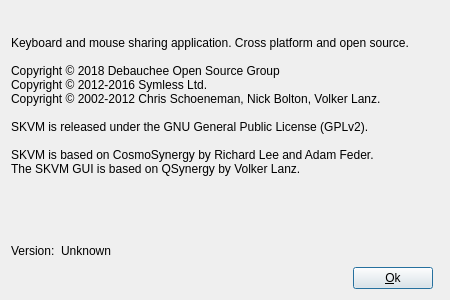
Before: the Qt Designer form src/gui/src/AboutDialogBase.ui in SergeyGadzhilov/SKVM, drawn with Qt 5.
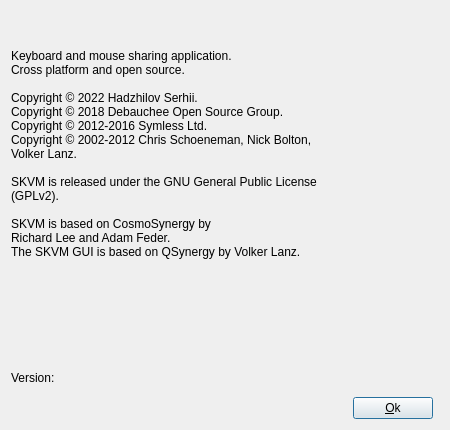
After: the same form once the commit is applied. Icons and pictures are not drawn.

Commit message:
Fixed #29: Update about screen (#31)
* Update about dialog

* Set font based on OS

* Remove unnecessary points setting

* Restore comma

* Change if defined to ifndef

* Remove ifndef for linux

* Set fixed point size

* Revert "Set fixed point size"

This reverts commit e4128428f66cb6f03b517c9400a307ffc840ae03.

* Update AboutDialogBase.ui

The edit to the form file:
```diff
--- a/src/gui/src/AboutDialogBase.ui
+++ b/src/gui/src/AboutDialogBase.ui
@@ -13,7 +13,7 @@
     <x>0</x>
     <y>0</y>
     <width>450</width>
-    <height>300</height>
+    <height>430</height>
    </rect>
   </property>
   <property name="sizePolicy">
@@ -25,13 +25,13 @@
   <property name="minimumSize">
    <size>
     <width>450</width>
-    <height>300</height>
+    <height>430</height>
    </size>
   </property>
   <property name="maximumSize">
    <size>
     <width>450</width>
-    <height>300</height>
+    <height>400</height>
    </size>
   </property>
   <property name="windowTitle">
@@ -51,12 +51,15 @@
      </property>
      <property name="text">
       <string>&lt;p&gt;
-Keyboard and mouse sharing application. Cross platform and open source.&lt;br /&gt;&lt;br /&gt;
-Copyright © 2018 Debauchee Open Source Group&lt;br /&gt;
+Keyboard and mouse sharing application. &lt;br /&gt;
+Cross platform and open source.&lt;br /&gt;&lt;br /&gt;
+Copyright © 2022 Hadzhilov Serhii.&lt;br /&gt;
+Copyright © 2018 Debauchee Open Source Group.&lt;br /&gt;
 Copyright © 2012-2016 Symless Ltd.&lt;br /&gt;
-Copyright © 2002-2012 Chris Schoeneman, Nick Bolton, Volker Lanz.&lt;br /&gt;&lt;br /&gt;
-SKVM is released under the GNU General Public License (GPLv2).&lt;br /&gt;&lt;br /&gt;
-SKVM is based on CosmoSynergy by Richard Lee and Adam Feder.&lt;br /&gt;
+Copyright © 2002-2012 Chris Schoeneman, Nick Bolton,&lt;br&gt; Volker Lanz.&lt;br /&gt;&lt;br /&gt;
+SKVM is released under the GNU General Public License &lt;br&gt;(GPLv2).&lt;br /&gt;&lt;br /&gt;
+SKVM is based on CosmoSynergy by &lt;br&gt;
+Richard Lee and Adam Feder.&lt;br /&gt;
 The SKVM GUI is based on QSynergy by Volker Lanz.
 &lt;/p&gt;</string>
      </property>
@@ -137,7 +140,7 @@
         </sizepolicy>
        </property>
        <property name="text">
-        <string>Unknown</string>
+        <string/>
        </property>
        <property name="margin">
         <number>1</number>
```
The commit also changes 9 other files.
